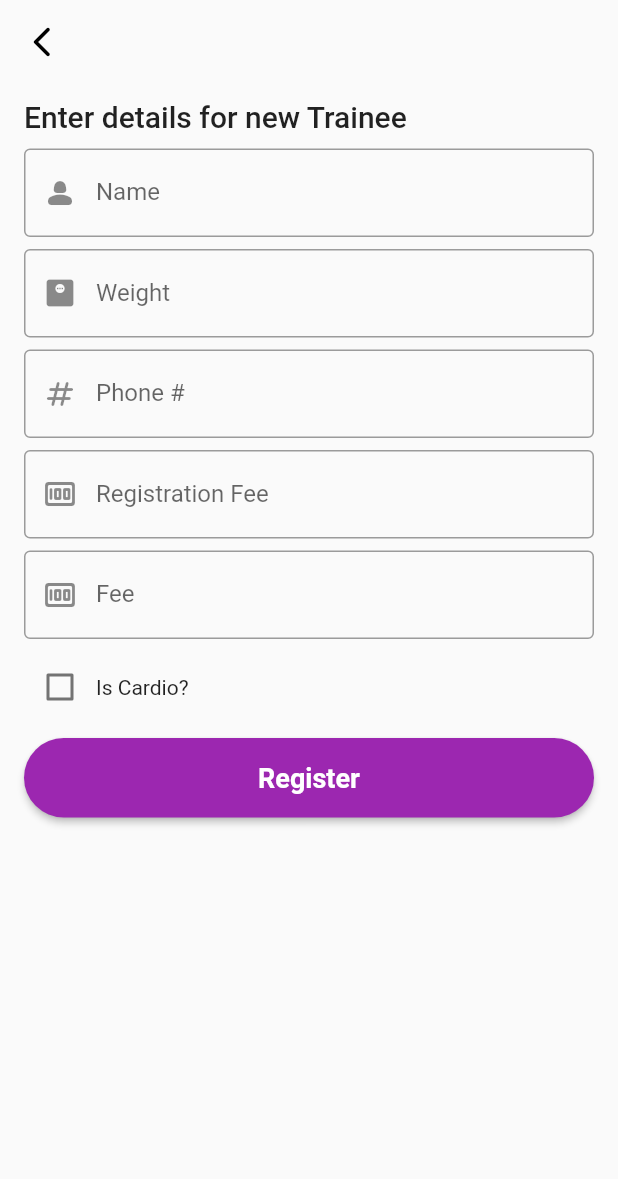
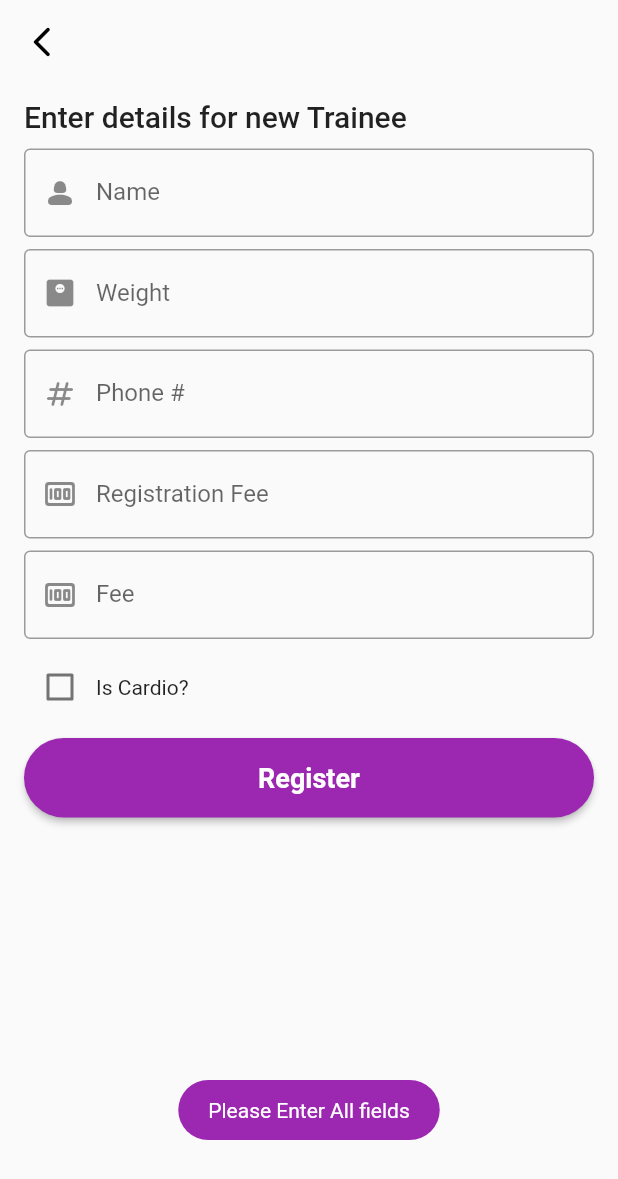
Before and after one commit to muhammadnaqeeb/Gym-App, a Flutter app: the RegisterNewTraineeScreen screen opened directly, after a tap on "Register", on a phone screen of 412 x 824 dp. Shown: the top 1179 px of the screen. Run offline on Flutter 3.47's test engine with Material 2 defaults, Android fonts, the phone set to English and light mode, and no system bars; our stand-ins replace cloud_firestore, firebase_core, fluttertoast, syncfusion_flutter_charts; accounts and stored records are empty.

Commit message:
adding and reading trainee data from firebase

```diff
--- a/lib/view/screens/register_new_trainee_screen.dart
+++ b/lib/view/screens/register_new_trainee_screen.dart
@@ -1,6 +1,10 @@
 import 'package:flutter/material.dart';
+import 'package:fluttertoast/fluttertoast.dart';
+import 'package:gym_registration/controller/firebase/firestore_methods.dart';
 import 'package:gym_registration/view/widgets/custom_textfield.dart';
 import 'package:gym_registration/view/widgets/primary_button.dart';
+
+import '../../constants/constants.dart';
 
 class RegisterNewTraineeScreen extends StatefulWidget {
   const RegisterNewTraineeScreen({super.key});
@@ -19,6 +23,55 @@ class _RegisterNewTraineeScreenState extends State<RegisterNewTraineeScreen> {
   final TextEditingController feeController = TextEditingController();
 
   bool isCardio = false;
+  bool isLoading = false;
+  registerTrainee() async {
+    if (nameController.text == "" ||
+        weightController.text == "" ||
+        phoneController.text == "" ||
+        registrationFeeController.text == "" ||
+        feeController.text == "") {
+      Fluttertoast.showToast(
+          msg: 'Please Enter All fields', backgroundColor: kPrimaryColor);
+
+      return;
+    }
+    if (registrationFeeController.text.contains(".") ||
+        feeController.text.contains(".")) {
+      Fluttertoast.showToast(
+          msg: 'Fee should not be decimal number',
+          backgroundColor: kPrimaryColor);
+      return;
+    }
+
+    setState(() {
+      isLoading = true;
+    });
+    String res = await FirestoreMethods().registerTrainee(
+      name: nameController.text,
+      phone: phoneController.text,
+      gender: true,
+      isCardio: isCardio,
+      registrationFee: int.parse(registrationFeeController.text),
+      weight: double.parse(weightController.text),
+      fee: int.parse(feeController.text),
+    );
+    if (res == "success") {
+      Fluttertoast.showToast(
+          msg: 'Trainee successfully added', backgroundColor: kPrimaryColor);
+
+      nameController.text = "";
+      weightController.text = "";
+      phoneController.text = "";
+      registrationFeeController.text = "";
+      feeController.text = "";
+    } else {
+      Fluttertoast.showToast(
+          msg: "Error occurs $res", backgroundColor: kPrimaryColor);
+    }
+    setState(() {
+      isLoading = false;
+    });
+  }
 
   @override
   Widget build(BuildContext context) {
@@ -120,9 +173,15 @@ class _RegisterNewTraineeScreenState extends State<RegisterNewTraineeScreen> {
               const SizedBox(
                 height: 10,
               ),
-              SizedBox(
-                  width: double.infinity,
-                  child: PrimaryButton(text: "Register", onPress: () {})),
+              isLoading
+                  ? const Center(child: CircularProgressIndicator())
+                  : SizedBox(
+                      width: double.infinity,
+                      child: PrimaryButton(
+                        text: "Register",
+                        onPress: registerTrainee,
+                      ),
+                    ),
               const SizedBox(
                 height: 10,
               ),
--- a/pubspec.yaml
+++ b/pubspec.yaml
@@ -13,10 +13,11 @@ dependencies:
     sdk: flutter
 
   cupertino_icons: ^1.0.2
-  flutter_styled_toast: ^2.1.3
   syncfusion_flutter_charts: ^21.2.4
   firebase_core: ^2.15.0
   cloud_firestore: ^4.8.4
+  uuid: ^3.0.6
+  fluttertoast: ^8.2.2
 
 dev_dependencies:
   flutter_test:
```
Also changed, not shown: lib/controller/firebase/firestore_methods.dart (added, +48 -0 lines), lib/view/screens/all_trainee_screen.dart (+27 -11 lines), lib/view/screens/login_screen.dart (+8 -20 lines), pubspec.lock.
